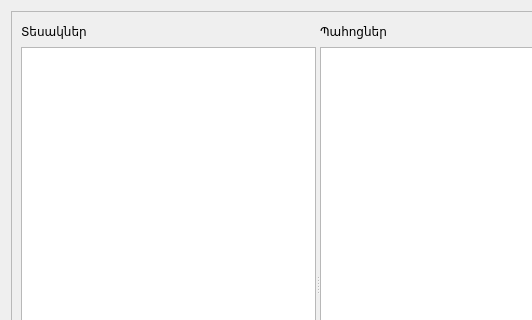
Old version of the form src/settings.ui in the repository ADCompany/AD-Farm; both pictures show x 0 to 532 and y 0 to 320 of the 635 by 568 pixel window.
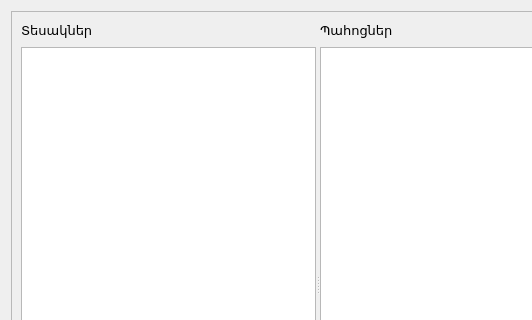
New version of the form.

What changed in the file:
```diff
--- a/src/settings.ui
+++ b/src/settings.ui
@@ -43,7 +43,11 @@
                <item>
                 <widget class="QLabel" name="label">
                  <property name="text">
-                  <string>Տեսակներ</string>
+                  <string>&lt;!DOCTYPE HTML PUBLIC &quot;-//W3C//DTD HTML 4.0//EN&quot; &quot;http://www.w3.org/TR/REC-html40/strict.dtd&quot;&gt;
+&lt;html&gt;&lt;head&gt;&lt;meta name=&quot;qrichtext&quot; content=&quot;1&quot; /&gt;&lt;style type=&quot;text/css&quot;&gt;
+p, li { white-space: pre-wrap; }
+&lt;/style&gt;&lt;/head&gt;&lt;body style=&quot; font-family:'MS Shell Dlg 2'; font-size:8.25pt; font-weight:400; font-style:normal;&quot;&gt;
+&lt;p style=&quot; margin-top:0px; margin-bottom:0px; margin-left:0px; margin-right:0px; -qt-block-indent:0; text-indent:0px;&quot;&gt;&lt;span style=&quot; font-size:10pt;&quot;&gt;Տեսակներ&lt;/span&gt;&lt;/p&gt;&lt;/body&gt;&lt;/html&gt;</string>
                  </property>
                 </widget>
                </item>
@@ -107,7 +111,11 @@
                <item>
                 <widget class="QLabel" name="label_2">
                  <property name="text">
-                  <string>Պահոցներ</string>
+                  <string>&lt;!DOCTYPE HTML PUBLIC &quot;-//W3C//DTD HTML 4.0//EN&quot; &quot;http://www.w3.org/TR/REC-html40/strict.dtd&quot;&gt;
+&lt;html&gt;&lt;head&gt;&lt;meta name=&quot;qrichtext&quot; content=&quot;1&quot; /&gt;&lt;style type=&quot;text/css&quot;&gt;
+p, li { white-space: pre-wrap; }
+&lt;/style&gt;&lt;/head&gt;&lt;body style=&quot; font-family:'MS Shell Dlg 2'; font-size:8.25pt; font-weight:400; font-style:normal;&quot;&gt;
+&lt;p style=&quot; margin-top:0px; margin-bottom:0px; margin-left:0px; margin-right:0px; -qt-block-indent:0; text-indent:0px;&quot;&gt;&lt;span style=&quot; font-size:10pt;&quot;&gt;Պահոցներ&lt;/span&gt;&lt;/p&gt;&lt;/body&gt;&lt;/html&gt;</string>
                  </property>
                 </widget>
                </item>
```
